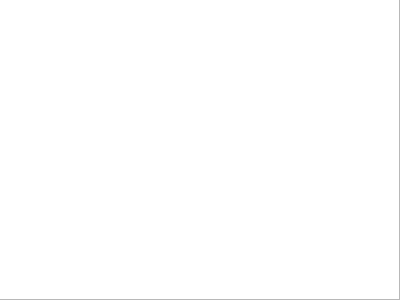
ivorob/incoma, file incoma-test2/src/LoggerWidget.ui: the form before one commit.
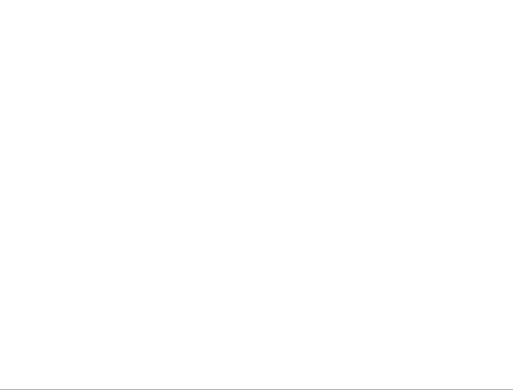
The form after the commit.

Patch:
```diff
--- a/incoma-test2/src/LoggerWidget.ui
+++ b/incoma-test2/src/LoggerWidget.ui
@@ -6,8 +6,8 @@
    <rect>
     <x>0</x>
     <y>0</y>
-    <width>400</width>
-    <height>300</height>
+    <width>513</width>
+    <height>390</height>
    </rect>
   </property>
   <property name="windowTitle">
@@ -18,8 +18,8 @@
     <rect>
      <x>-1</x>
      <y>-1</y>
-     <width>401</width>
-     <height>301</height>
+     <width>521</width>
+     <height>391</height>
     </rect>
    </property>
    <layout class="QVBoxLayout" name="verticalLayout">
```
